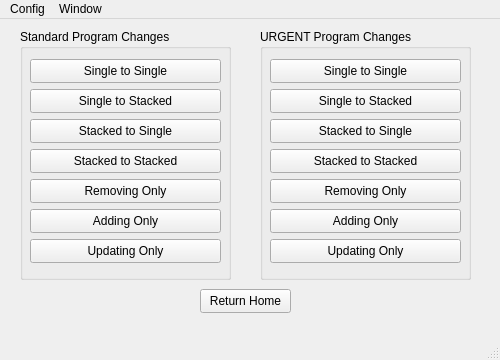
Old version of the form programchanger.ui in the repository at91322/dteassistant.
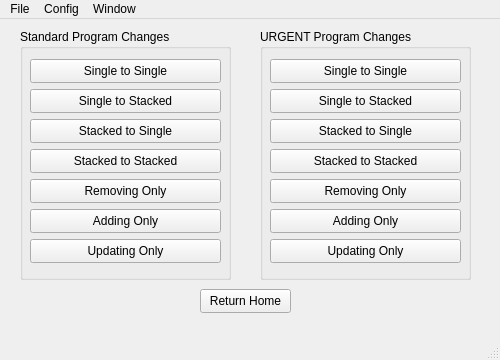
New version of the form.

What changed in the file:
```diff
--- a/programchanger.ui
+++ b/programchanger.ui
@@ -270,6 +270,13 @@
     </property>
     <addaction name="actionAlways_On_Top"/>
    </widget>
+   <widget class="QMenu" name="menuFile">
+    <property name="title">
+     <string>File</string>
+    </property>
+    <addaction name="actionDataImport"/>
+   </widget>
+   <addaction name="menuFile"/>
    <addaction name="menuConfig"/>
    <addaction name="menuWindow"/>
   </widget>
```
Left out of the diff: 5 changed lines with no effect on the pictures.
